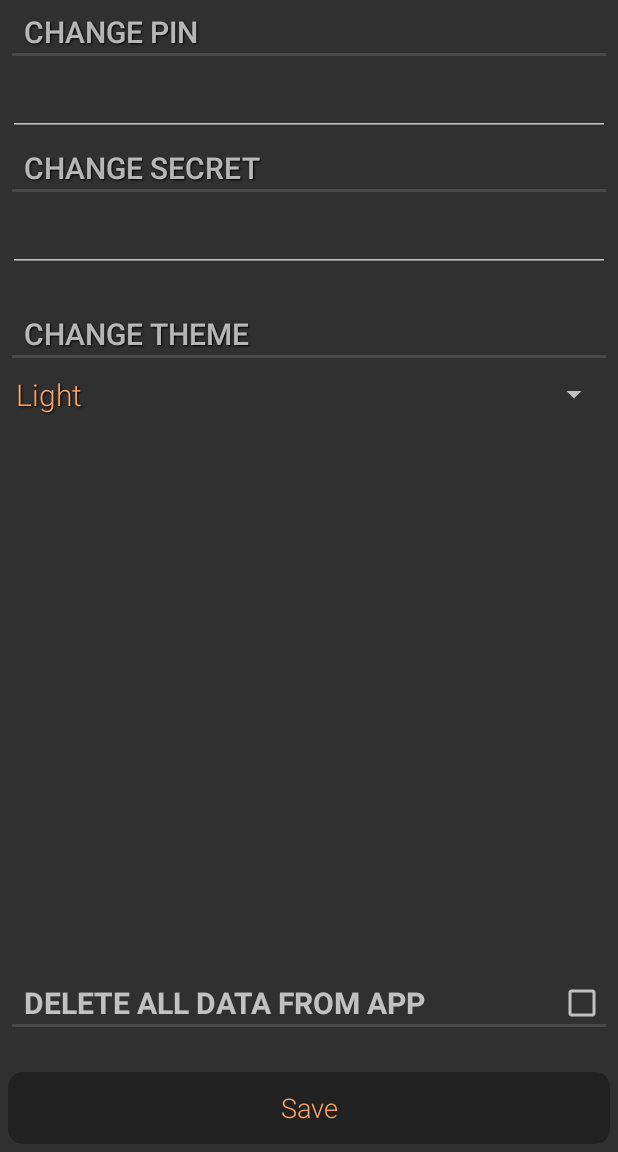
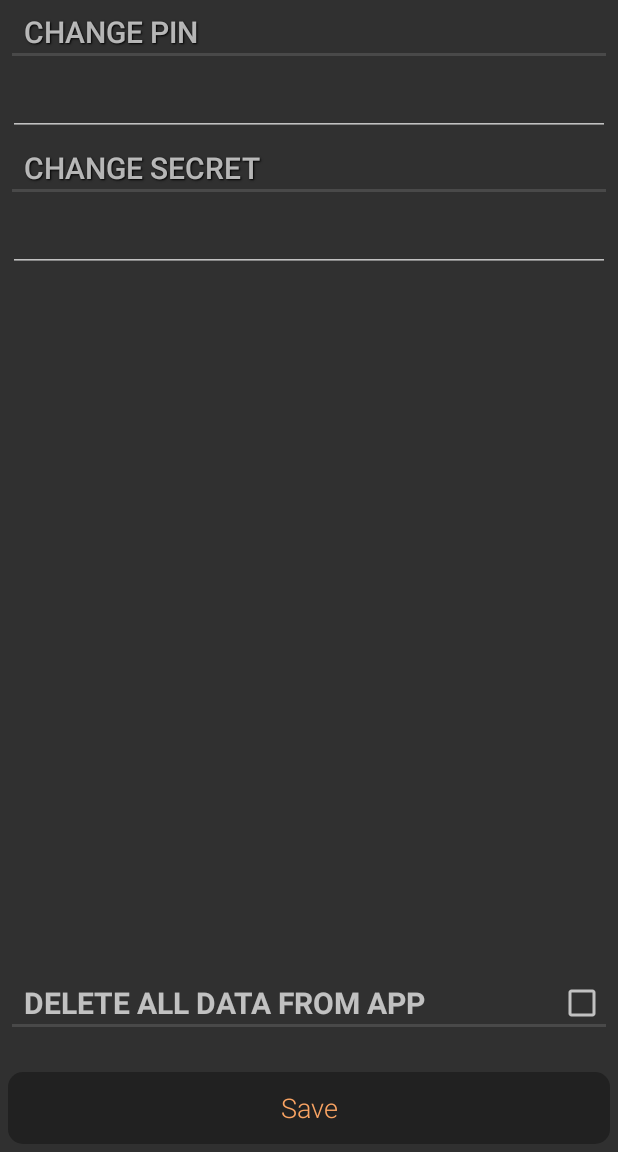
Before and after one commit to Ninise/PassKeeper, an Android app: the fragment SettingsFragment placed in its activity, on a phone screen of 412 x 824 dp, the part 84-1236 px from its top. Run offline under Robolectric (Android 15) with nearby library versions, the phone set to English and light mode, and no system bars.

```diff
--- a/app/build.gradle
+++ b/app/build.gradle
@@ -18,6 +18,7 @@ android {
     }
     productFlavors {
     }
+    useLibrary  'org.apache.http.legacy'
 }
 
 dependencies {
@@ -27,4 +28,5 @@ dependencies {
     compile 'com.android.support:design:23.0.1'
     compile 'com.android.support:recyclerview-v7:23.0.+'
     compile 'com.android.support:cardview-v7:23.0.+'
+    compile group: 'org.apache.httpcomponents' , name: 'httpclient-android' , version: '4.3.5.1'
 }
--- a/app/src/main/java/com/hazelhunt/passkeeper/passlist/ContentFragment.java
+++ b/app/src/main/java/com/hazelhunt/passkeeper/passlist/ContentFragment.java
@@ -74,7 +74,6 @@ public class ContentFragment extends Fragment {
                 }));
 
 
-
         return v;
     }
 
--- a/app/src/main/java/com/hazelhunt/passkeeper/passlist/PassDataFragment.java
+++ b/app/src/main/java/com/hazelhunt/passkeeper/passlist/PassDataFragment.java
@@ -84,7 +84,7 @@ public class PassDataFragment extends Fragment {
         AlertDialog.Builder builder = new AlertDialog.Builder(getActivity(), R.style.MaterialDialogSheet)
                 .setView(passDataAlertView)
                 .setCancelable(true)
-                .setPositiveButton("OK", new DialogInterface.OnClickListener() {
+                .setPositiveButton(R.string.ok_btn, new DialogInterface.OnClickListener() {
                     @Override
                     public void onClick(DialogInterface dialog, int which) {
                         dialog.cancel();
--- a/app/src/main/java/com/hazelhunt/passkeeper/pincode/PincodeFragment.java
+++ b/app/src/main/java/com/hazelhunt/passkeeper/pincode/PincodeFragment.java
@@ -4,7 +4,6 @@ import android.content.Context;
 import android.content.DialogInterface;
 import android.content.Intent;
 import android.content.SharedPreferences;
-import android.content.pm.ActivityInfo;
 import android.os.Bundle;
 import android.support.annotation.Nullable;
 import android.support.v4.app.Fragment;
@@ -46,8 +45,6 @@ public class PincodeFragment extends Fragment {
         setHasOptionsMenu(true);
 
         mUserDataWorker = new UserDataWorker();
-
-        getActivity().setRequestedOrientation(ActivityInfo.SCREEN_ORIENTATION_PORTRAIT);
 
         mUserData = getActivity().getSharedPreferences(mUserDataWorker.APP_PREFERENCES, Context.MODE_PRIVATE);
 
--- a/app/src/main/java/com/hazelhunt/passkeeper/settings/SettingsFragment.java
+++ b/app/src/main/java/com/hazelhunt/passkeeper/settings/SettingsFragment.java
@@ -6,12 +6,9 @@ import android.os.Bundle;
 import android.support.annotation.Nullable;
 import android.support.v4.app.Fragment;
 import android.support.v7.widget.AppCompatSpinner;
-import android.util.Log;
 import android.view.LayoutInflater;
 import android.view.View;
 import android.view.ViewGroup;
-import android.widget.AdapterView;
-import android.widget.ArrayAdapter;
 import android.widget.Button;
 import android.widget.CheckedTextView;
 import android.widget.EditText;
@@ -21,11 +18,9 @@ import com.hazelhunt.passkeeper.R;
 import com.hazelhunt.passkeeper.database.DatabaseHandler;
 import com.hazelhunt.passkeeper.utils.UserDataWorker;
 
-public class SettingsFragment extends Fragment implements AdapterView.OnItemSelectedListener {
+public class SettingsFragment extends Fragment {
 
     private static final String TAG = "SettingsFragment";
-
-    public static String TAG_THEME = "";
 
     private AppCompatSpinner mSpinner;
     private EditText mPinEditText;
@@ -51,17 +46,6 @@ public class SettingsFragment extends Fragment implements AdapterView.OnItemSele
     public View onCreateView(LayoutInflater inflater, ViewGroup container, Bundle savedInstanceState) {
         View v = inflater.inflate(R.layout.fragment_settings_layout, container, false);
 
-        mSpinner = (AppCompatSpinner) v.findViewById(R.id.themeSpinner);
-
-        ArrayAdapter<CharSequence> adapter = ArrayAdapter.createFromResource(
-                getActivity(),
-                R.array.themes,
-                R.layout.item_spinner
-        );
-
-        mSpinner.setAdapter(adapter);
-        mSpinner.setOnItemSelectedListener(this);
-
         mPinEditText = (EditText) v.findViewById(R.id.changePinEditText);
         mSecretEditText = (EditText) v.findViewById(R.id.changeSecretEditText);
 
@@ -80,49 +64,24 @@ public class SettingsFragment extends Fragment implements AdapterView.OnItemSele
 
                 if (isNotEmpty(mPinEditText.getText().toString())) {
                     mUserDataWorker.changePin(mUserData, mPinEditText.getText().toString().trim());
-                    Log.d(TAG, "PIN CHANGED");
                 }
 
                 if (isNotEmpty(mSecretEditText.getText().toString())) {
                     mUserDataWorker.changeSecret(mUserData, mSecretEditText.getText().toString().trim());
-                    Log.d(TAG, "SECRET CHANGED");
                 }
 
                 if (mDeleteADCheckedTextView.isChecked()) {
                     DatabaseHandler db = new DatabaseHandler(getActivity());
                     db.deleteAllDataPasses();
-                    Log.d(TAG, "ALL DATA DELETED");
                 }
                 Toast.makeText(getActivity(), R.string.toast_settings, Toast.LENGTH_SHORT).show();
 
                 getActivity().onBackPressed();
 
-                Log.d(TAG, "PIN: " + mPinEditText.getText().toString() +
-                " SECRET: " + mSecretEditText.getText().toString() +
-                " THEME: " + TAG_THEME +
-                " DELETE ALL DATA: " + mDeleteADCheckedTextView.isChecked());
             }
         });
 
         return v;
-    }
-
-    @Override
-    public void onItemSelected(AdapterView<?> parent, View view, int position, long id) {
-        String item = String.valueOf(parent.getItemAtPosition(position));
-        switch (item) {
-            case "Light":
-                TAG_THEME = String.valueOf(parent.getItemAtPosition(position));
-                break;
-            case "Dark":
-                TAG_THEME = String.valueOf(parent.getItemAtPosition(position));
-                break;
-        }
-    }
-
-    @Override
-    public void onNothingSelected(AdapterView<?> parent) {
-
     }
 
     private boolean isNotEmpty(String value) {
--- a/app/src/main/res/layout/fragment_settings_layout.xml
+++ b/app/src/main/res/layout/fragment_settings_layout.xml
@@ -46,26 +46,6 @@
         android:textSize="20sp"
         style="@style/RobotoTextViewStyle"/>
 
-    <TextView
-        android:layout_width="match_parent"
-        android:layout_height="wrap_content"
-        android:layout_gravity="left"
-        android:layout_marginLeft="8dp"
-        android:layout_marginRight="8dp"
-        android:layout_marginTop="25dp"
-        android:text="@string/change_theme"
-        android:textSize="20sp"
-        style="?android:listSeparatorTextViewStyle"/>
-
-    <android.support.v7.widget.AppCompatSpinner
-        android:id="@+id/themeSpinner"
-        android:layout_width="match_parent"
-        android:layout_height="wrap_content"
-        android:layout_marginLeft="5dp"
-        android:layout_marginRight="5dp"
-        android:layout_marginTop="5dp"
-        android:clickable="true"
-        />
 
     <LinearLayout
         android:layout_width="match_parent"
--- a/app/src/main/res/values/strings.xml
+++ b/app/src/main/res/values/strings.xml
@@ -44,10 +44,6 @@
     <string name="change_secret">Change secret</string>
     <string name="deleteAllData">Delete all data from app</string>
     <string name="toast_settings">All changes saved</string>
-    <string-array name="themes">
-        <item name="light_theme">Light</item>
-        <item name="dark_theme">Dark</item>
-    </string-array>
 
     <!-- AboutActivity -->
     <string name="born_year">2016</string>
```
Also changed, not shown: app/src/main/AndroidManifest.xml (+8 -4 lines), app/src/main/java/com/hazelhunt/passkeeper/database/PKDataModel.java (+11 -0 lines), app/src/main/java/com/hazelhunt/passkeeper/passlist/PassListActivity.java (+40 -2 lines), app/src/main/java/com/hazelhunt/passkeeper/utils/HttpRequest.java (+42 -0 lines).
